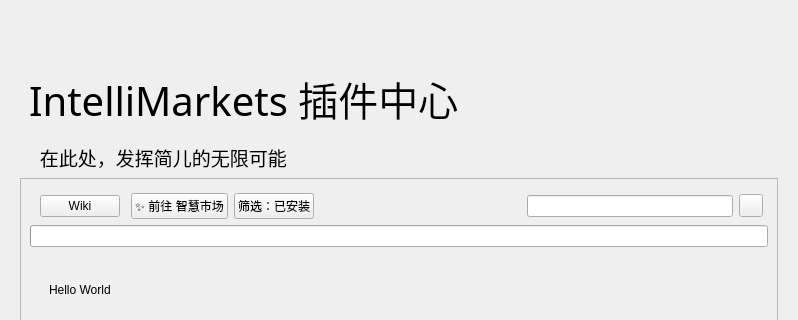
Above: UI/JianerSetupPlugins.ui from MacroSTAR-MS/Lunar_Bot before the change; both pictures show x 0 to 798 and y 0 to 320 of the 798 by 634 pixel window. Below: the same form after it.
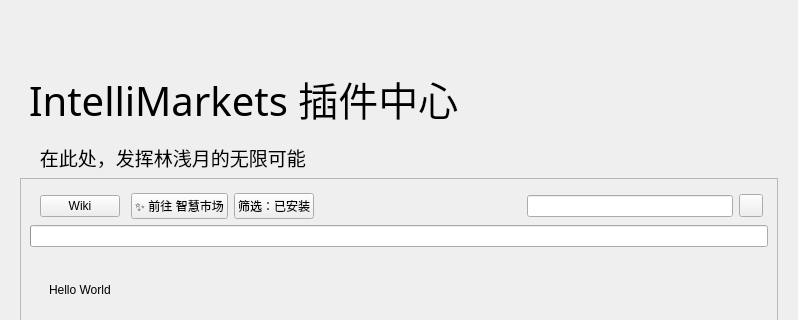
That is the form after the change. Custom widgets are drawn as their Qt base class.

```diff
--- a/UI/JianerSetupPlugins.ui
+++ b/UI/JianerSetupPlugins.ui
@@ -76,7 +76,7 @@
           </font>
          </property>
          <property name="text">
-          <string>    在此处，发挥简儿的无限可能</string>
+          <string>    在此处，发挥林浅月的无限可能</string>
          </property>
         </widget>
        </item>
```
Left out of the diff: 2 changed lines with no effect on the pictures.
